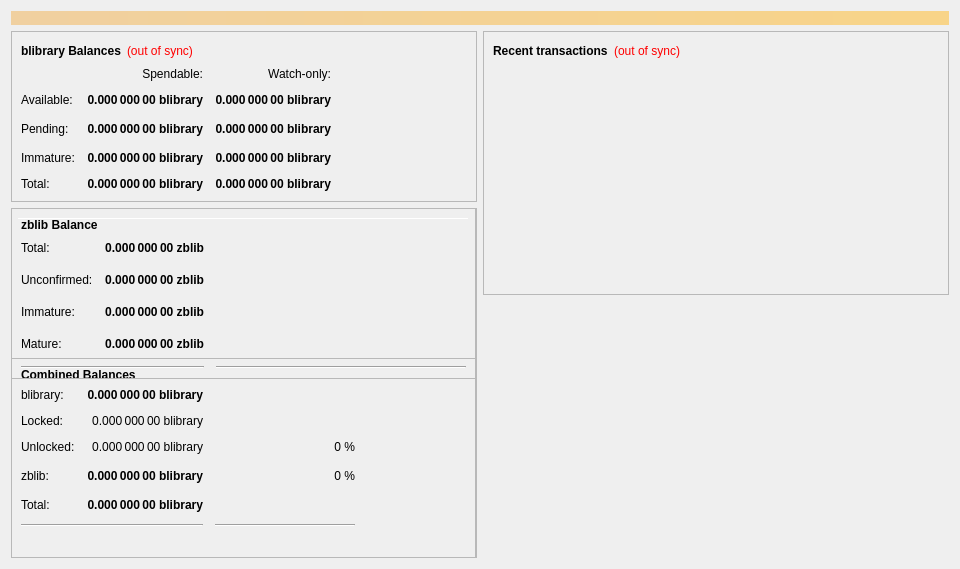
This is src/qt/forms/overviewpage.ui in blockchain-library/BLibraryCore as Qt 5 draws it before an edit. The edited form follows.
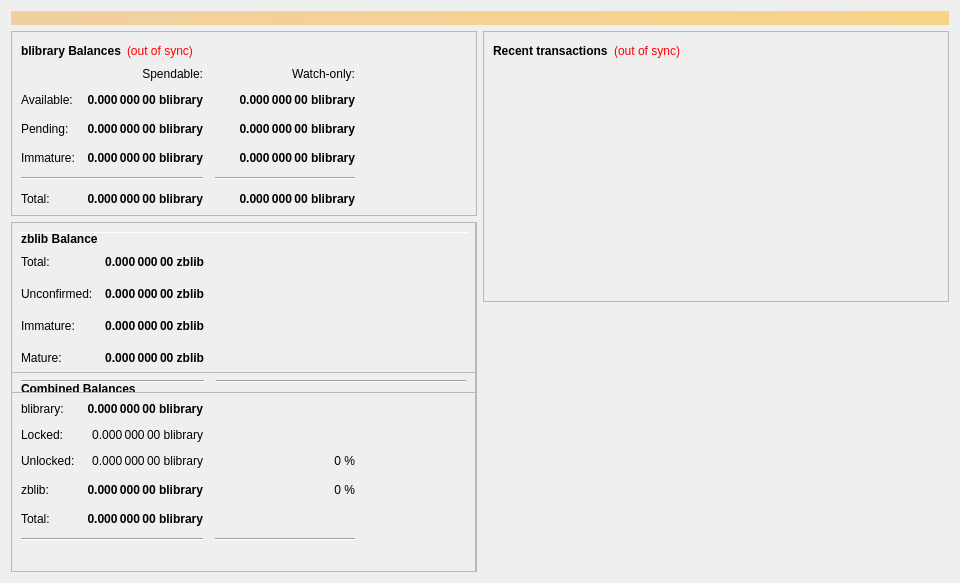
This is the edited form.

Patch:
```diff
--- a/src/qt/forms/overviewpage.ui
+++ b/src/qt/forms/overviewpage.ui
@@ -223,7 +223,7 @@
               </property>
              </widget>
             </item>
-            <item row="4" column="0">
+            <item row="5" column="0">
              <widget class="QLabel" name="labelTotalText">
               <property name="text">
                <string>Total:</string>
@@ -269,7 +269,7 @@
               </property>
              </widget>
             </item>
-            <item row="4" column="2">
+            <item row="5" column="2">
              <widget class="QLabel" name="labelWatchTotal">
               <property name="font">
                <font>
@@ -294,7 +294,7 @@
               </property>
              </widget>
             </item>
-            <item row="4" column="1">
+            <item row="5" column="1">
              <widget class="QLabel" name="labelTotal">
               <property name="font">
                <font>
@@ -364,6 +364,32 @@
               </property>
              </widget>
             </item>
+            <item row="4" column="0" colspan="2">
+             <widget class="Line" name="lineSpendableBalance">
+              <property name="orientation">
+               <enum>Qt::Horizontal</enum>
+              </property>
+             </widget>
+            </item>
+            <item row="4" column="2">
+             <widget class="Line" name="lineWatchBalance">
+              <property name="sizePolicy">
+               <sizepolicy hsizetype="Preferred" vsizetype="Fixed">
+                <horstretch>0</horstretch>
+                <verstretch>0</verstretch>
+               </sizepolicy>
+              </property>
+              <property name="minimumSize">
+               <size>
+                <width>140</width>
+                <height>0</height>
+               </size>
+              </property>
+              <property name="orientation">
+               <enum>Qt::Horizontal</enum>
+              </property>
+             </widget>
+            </item>
            </layout>
           </item>
           <item>
```
